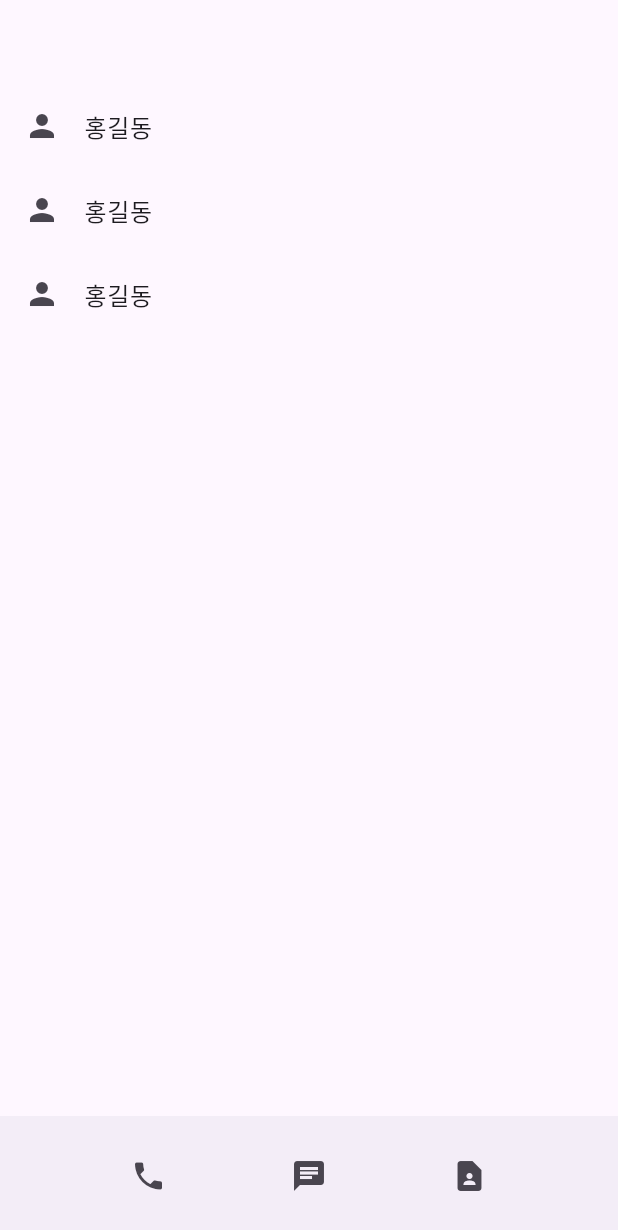
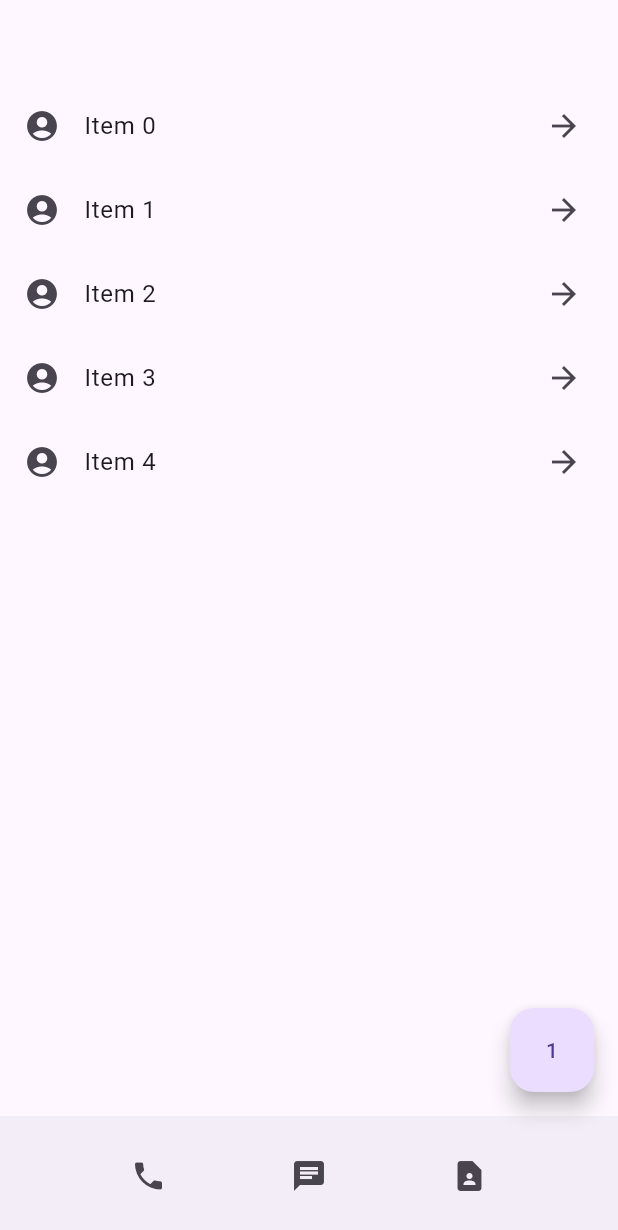
Before and after one commit to Esdyee/flutter_contact, a Flutter app: the screen it shows after launch, on a phone screen of 412 x 824 dp. Shown: the top 1230 px of the screen. Run offline on Flutter 3.47's test engine with Material 3 defaults, Android fonts, the phone set to English and light mode, and no system bars.

Commit message:
- ListView.builder - floatingAction

```diff
--- a/lib/main.dart
+++ b/lib/main.dart
@@ -3,6 +3,8 @@ import 'package:flutter/material.dart';
 void main() {
   runApp(const MyApp());
 }
+
+var a = 1;
 
 class MyApp extends StatelessWidget {
   const MyApp({super.key});
@@ -12,22 +14,23 @@ class MyApp extends StatelessWidget {
   Widget build(BuildContext context) {
     return MaterialApp(
         home: Scaffold(
+          floatingActionButton: FloatingActionButton(
+            onPressed: () {
+              print(a);
+              a++;
+            },
+            child: Text(a.toString()),
+          ),
           appBar: AppBar(),
-          body: ListView(
-            children: const <Widget>[
-              ListTile(
-                title: Text('홍길동'),
-                leading: Icon(Icons.person),
-              ),
-              ListTile(
-                title: Text('홍길동'),
-                leading: Icon(Icons.person),
-              ),
-              ListTile(
-                title: Text('홍길동'),
-                leading: Icon(Icons.person),
-              ),
-            ],
+          body: ListView.builder(
+            itemCount: 5,
+            itemBuilder: (context, index) {
+              return ListTile(
+                title: Text('Item $index'),
+                leading: Icon(Icons.account_circle),
+                trailing: Icon(Icons.arrow_forward),
+              );
+            },
           ),
           bottomNavigationBar: BottomAppBar(
             child: Row(
```
